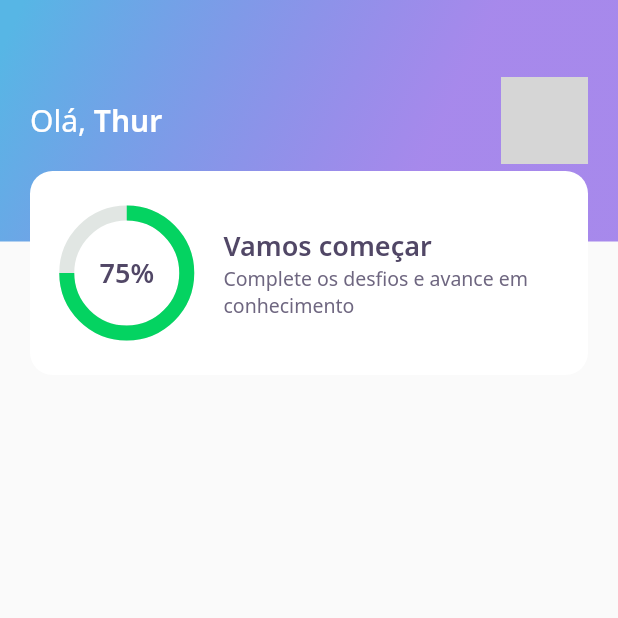
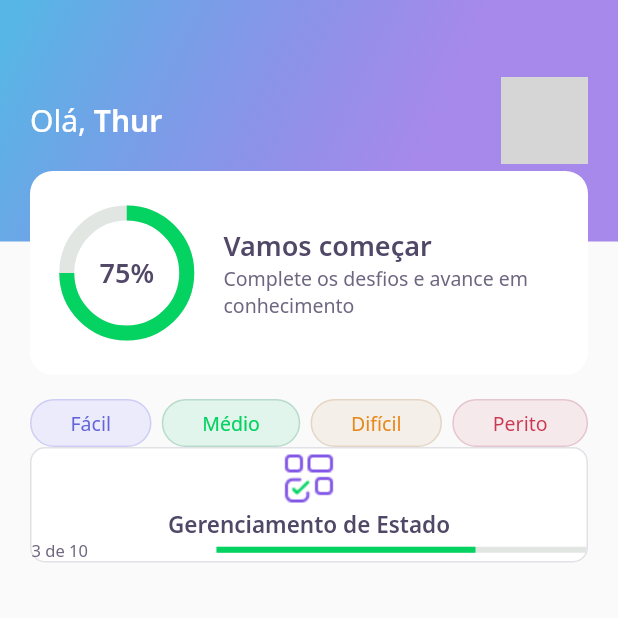
Before and after one commit to Arthurferrera/devquiz, a Flutter app: the screen it shows after launch, on a phone screen of 412 x 824 dp, the top half of it. Run offline on Flutter 3.47's test engine with Material 2 defaults, Android fonts, the phone set to English and light mode, and no system bars; our stand-ins replace google_fonts; network calls fail; grey boxes are pictures that could not be loaded.

Commit message:
create quiz card and complete level button

```diff
--- a/lib/home/home_page.dart
+++ b/lib/home/home_page.dart
@@ -1,4 +1,6 @@
 import 'package:devquiz/home/widgets/appbar/app_bar_widget.dart';
+import 'package:devquiz/home/widgets/level_button/level_button_widget.dart';
+import 'package:devquiz/home/widgets/quiz_card/quiz_card_widget.dart';
 import 'package:flutter/material.dart';
 
 class HomePage extends StatefulWidget {
@@ -12,7 +14,23 @@ class _HomePageState extends State<HomePage> {
   @override
   Widget build(BuildContext context) {
     return Scaffold(
-      appBar: AppBarWidget(),
-    );
+        appBar: AppBarWidget(),
+        body: Padding(
+          padding: const EdgeInsets.symmetric(horizontal: 20, vertical: 16),
+          child: Column(
+            children: [
+              Row(
+                mainAxisAlignment: MainAxisAlignment.spaceBetween,
+                children: [
+                  LevelButtonWidget(label: "Fácil"),
+                  LevelButtonWidget(label: "Médio"),
+                  LevelButtonWidget(label: "Difícil"),
+                  LevelButtonWidget(label: "Perito"),
+                ],
+              ),
+              QuizCardWidget(),
+            ],
+          ),
+        ));
   }
 }
--- /dev/null
+++ b/lib/home/widgets/level_button/level_button_widget.dart
@@ -0,0 +1,57 @@
+import 'package:devquiz/core/core.dart';
+import 'package:flutter/material.dart';
+import 'package:google_fonts/google_fonts.dart';
+
+class LevelButtonWidget extends StatelessWidget {
+  final String label;
+  LevelButtonWidget({
+    Key? key,
+    required this.label,
+  })   : assert(["Fácil", "Médio", "Difícil", "Perito"].contains(label)),
+        super(key: key);
+
+  final config = {
+    "Fácil": {
+      "color": AppColors.levelButtonFacil,
+      "borderColor": AppColors.levelButtonBorderFacil,
+      "fontColor": AppColors.levelButtonTextFacil
+    },
+    "Médio": {
+      "color": AppColors.levelButtonMedio,
+      "borderColor": AppColors.levelButtonBorderMedio,
+      "fontColor": AppColors.levelButtonTextMedio
+    },
+    "Difícil": {
+      "color": AppColors.levelButtonDificil,
+      "borderColor": AppColors.levelButtonBorderDificil,
+      "fontColor": AppColors.levelButtonTextDificil
+    },
+    "Perito": {
+      "color": AppColors.levelButtonPerito,
+      "borderColor": AppColors.levelButtonBorderPerito,
+      "fontColor": AppColors.levelButtonTextPerito
+    }
+  };
+
+  Color get color => config[label]!['color']!;
+  Color get borderColor => config[label]!['borderColor']!;
+  Color get fontColor => config[label]!['fontColor']!;
+
+  @override
+  Widget build(BuildContext context) {
+    return Container(
+      decoration: BoxDecoration(
+        color: color,
+        border: Border.fromBorderSide(BorderSide(
+          color: borderColor,
+        )),
+        borderRadius: BorderRadius.circular(28),
+      ),
+      child: Padding(
+        padding: const EdgeInsets.symmetric(horizontal: 26, vertical: 6),
+        child: Text(label,
+            style: GoogleFonts.notoSans(color: fontColor, fontSize: 13)),
+      ),
+    );
+  }
+}
--- /dev/null
+++ b/lib/home/widgets/quiz_card/quiz_card_widget.dart
@@ -0,0 +1,54 @@
+import 'package:devquiz/core/core.dart';
+import 'package:flutter/material.dart';
+
+class QuizCardWidget extends StatelessWidget {
+  const QuizCardWidget({Key? key}) : super(key: key);
+
+  @override
+  Widget build(BuildContext context) {
+    return Container(
+      decoration: BoxDecoration(
+        color: AppColors.white,
+        borderRadius: BorderRadius.circular(10),
+        border: Border.fromBorderSide(
+          BorderSide(
+            color: AppColors.border,
+          ),
+        ),
+      ),
+      child: Column(
+        children: [
+          Container(
+            height: 40,
+            width: 40,
+            child: Image.asset(AppImages.blocks),
+          ),
+          Text(
+            "Gerenciamento de Estado",
+            style: AppTextStyles.heading15,
+          ),
+          Row(
+            children: [
+              Expanded(
+                flex: 1,
+                child: Text(
+                  "3 de 10",
+                  style: AppTextStyles.body11,
+                ),
+              ),
+              Expanded(
+                flex: 2,
+                child: LinearProgressIndicator(
+                  value: 0.7,
+                  backgroundColor: AppColors.chartSecondary,
+                  valueColor:
+                      AlwaysStoppedAnimation<Color>(AppColors.chartPrimary),
+                ),
+              )
+            ],
+          )
+        ],
+      ),
+    );
+  }
+}
```
